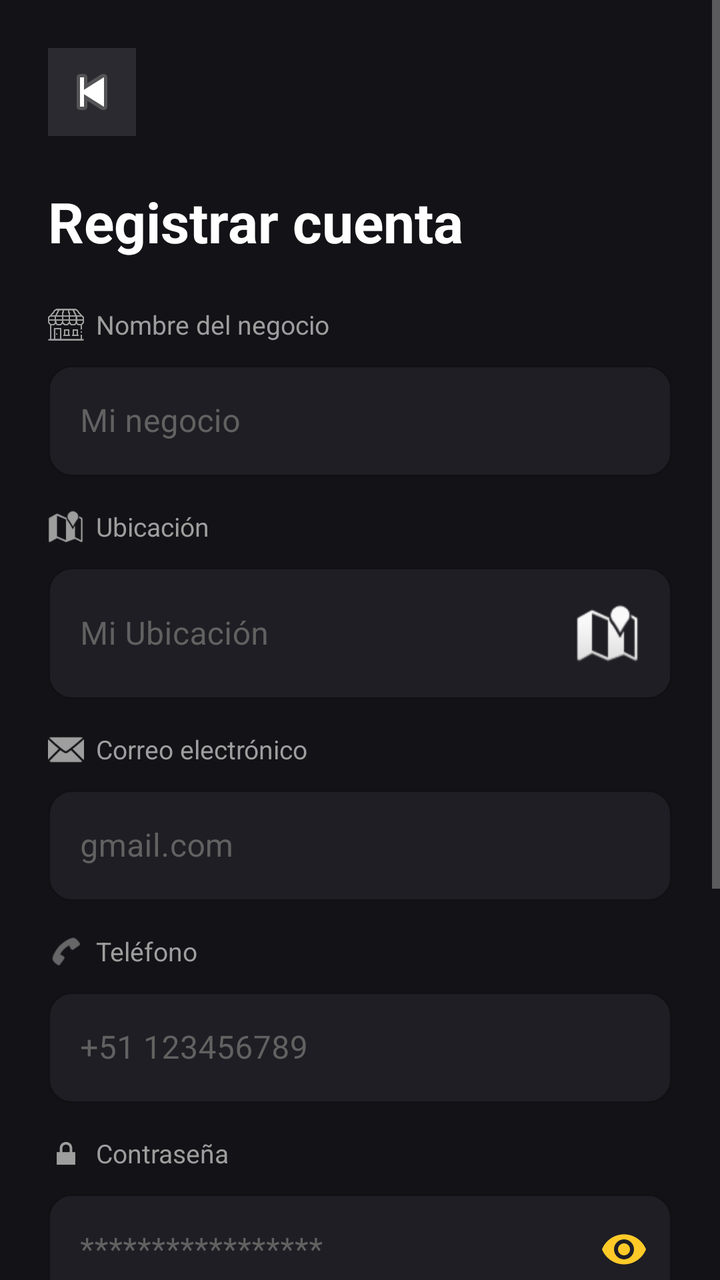
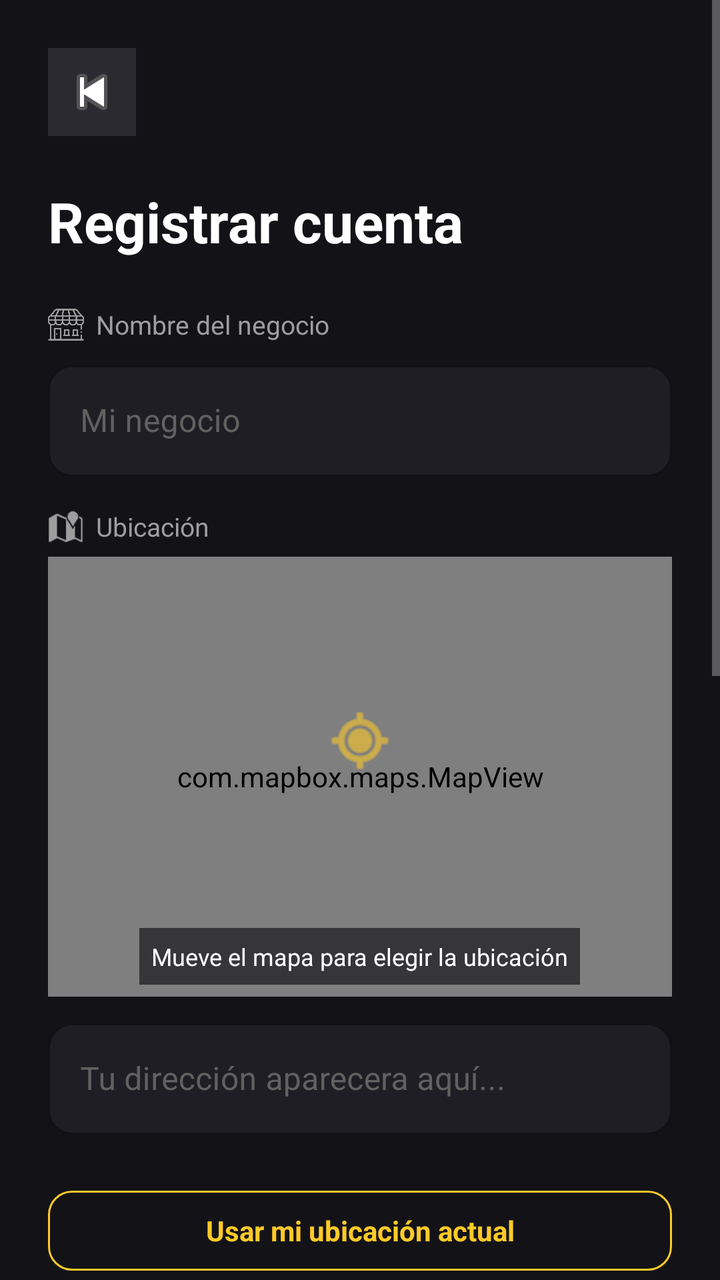

Compare the two renders of this Android layout. The source of the first and the diff that turns it into the second are given below.
<!-- AndroidManifest.xml: application theme Theme.DonappAccess -->
<!-- res/layout/fragment_register_seller.xml -->
<?xml version="1.0" encoding="utf-8"?>
<ScrollView xmlns:android="http://schemas.android.com/apk/res/android"
    xmlns:app="http://schemas.android.com/apk/res-auto"
    android:layout_width="match_parent"
    android:layout_height="match_parent"
    android:fillViewport="true"
    android:background="@color/donapp_bg"
    xmlns:tools="http://schemas.android.com/tools"
    >


    <LinearLayout
        android:layout_width="match_parent"
        android:layout_height="wrap_content"
        android:orientation="vertical"
        android:padding="24dp">

        <ImageButton
            android:id="@+id/btnBack"
            android:layout_width="44dp"
            android:layout_height="44dp"
            android:background="@color/donapp_surface"
            android:contentDescription="Volver atrás"
            android:padding="10dp"
            android:src="@android:drawable/ic_media_previous"
            tools:ignore="TouchTargetSizeCheck" />


        <Space
            android:layout_width="match_parent"
            android:layout_height="24dp"/>

        <TextView
            android:layout_width="wrap_content"
            android:layout_height="wrap_content"
            android:text="Registrar cuenta"
            android:textColor="@color/donapp_text_primary"
            android:textSize="28sp"
            android:textStyle="bold"/>

        <Space
            android:layout_width="match_parent"
            android:layout_height="24dp"/>

        <LinearLayout
            android:layout_width="match_parent"
            android:layout_height="wrap_content"
            android:orientation="horizontal"
            android:gravity="center_vertical"
            android:layout_marginBottom="6dp">


            <ImageView
                android:layout_width="18dp"
                android:layout_height="18dp"
                android:src="@drawable/ic_menu_seller"
                app:tint="@color/donapp_text_secondary"
                android:contentDescription="Ícono Negocio"/>

            <TextView
                android:layout_width="wrap_content"
                android:layout_height="wrap_content"
                android:text="Nombre del negocio"
                android:textColor="@color/donapp_text_secondary"
                android:textSize="13sp"
                android:layout_marginStart="6dp"/>

        </LinearLayout>

        <com.google.android.material.textfield.TextInputLayout
            android:id="@+id/tilNombreNegocio"
            android:layout_width="match_parent"
            android:layout_height="wrap_content">

            <com.google.android.material.textfield.TextInputEditText
                android:id="@+id/etNombreNegocio"
                android:layout_width="match_parent"
                android:layout_height="wrap_content"
                android:hint="Mi negocio"
                android:textColor="@color/donapp_text_primary"
                android:textColorHint="@color/donapp_text_hint"
                android:inputType="textPersonName"
                android:imeOptions="actionNext"/>


        </com.google.android.material.textfield.TextInputLayout>


        <Space android:layout_height="16dp" android:layout_width="match_parent"/>

        <LinearLayout
            android:layout_width="match_parent"
            android:layout_height="wrap_content"
            android:orientation="horizontal"
            android:layout_gravity="center_vertical"
            android:layout_marginBottom="6dp">

            <ImageView
                android:layout_width="18dp"
                android:layout_height="18dp"
                android:src="@android:drawable/ic_dialog_map"
                android:contentDescription="Ícono Ubicacion"
                app:tint="@color/donapp_text_secondary" />

            <TextView
                android:layout_width="wrap_content"
                android:layout_height="wrap_content"
                android:text="Ubicación"
                android:textColor="@color/donapp_text_secondary"
                android:textSize="13sp"
                android:layout_marginStart="6dp"/>

        </LinearLayout>


        <com.google.android.material.textfield.TextInputLayout
            android:id="@+id/tilUbicacion"
            android:layout_width="match_parent"
            android:layout_height="wrap_content">



            <com.google.android.material.textfield.TextInputEditText
                android:id="@+id/etUbicacion"
                android:layout_width="match_parent"
                android:layout_height="wrap_content"
                android:hint="Mi Ubicación"
                android:drawableEnd="@android:drawable/ic_dialog_map"
                android:textColor="@color/donapp_text_primary"
                android:textColorHint="@color/donapp_text_hint"
                android:inputType="textPersonName"
                android:imeOptions="actionNext"/>

        </com.google.android.material.textfield.TextInputLayout>

        <Space android:layout_height="16dp" android:layout_width="match_parent"/>

        <LinearLayout
            android:layout_width="match_parent"
            android:layout_height="wrap_content"
            android:orientation="horizontal"
            android:gravity="center_vertical"
            android:layout_marginBottom="6dp">

            <ImageView
                android:layout_width="18dp"
                android:layout_height="18dp"
                android:src="@android:drawable/ic_dialog_email"
                android:contentDescription="Ícono correo"
                app:tint="@color/donapp_text_secondary" />

            <TextView
                android:layout_width="wrap_content"
                android:layout_height="wrap_content"
                android:text="Correo electrónico"
                android:textColor="@color/donapp_text_secondary"
                android:textSize="13sp"
                android:layout_marginStart="6dp"/>


        </LinearLayout>

        <com.google.android.material.textfield.TextInputLayout
            android:id="@+id/tilCorreo"
            style="@style/Widget.DonappAccess.TextInputLayout"
            android:layout_width="match_parent"
            android:layout_height="wrap_content">

            <com.google.android.material.textfield.TextInputEditText
                android:id="@+id/etCorreo"
                android:layout_width="match_parent"
                android:layout_height="wrap_content"
                android:hint="gmail.com"
                android:textColor="@color/donapp_text_primary"
                android:inputType="textEmailAddress"
                android:imeOptions="actionNext"/>
        </com.google.android.material.textfield.TextInputLayout>

        <Space android:layout_height="16dp" android:layout_width="match_parent"/>


        

        <LinearLayout
            android:layout_width="match_parent"
            android:layout_height="wrap_content"
            android:orientation="horizontal"
            android:layout_marginBottom="6dp">


            <ImageView
                android:layout_width="18dp"
                android:layout_height="18dp"
                android:src="@android:drawable/ic_menu_call"
                app:tint="@color/donapp_text_secondary"
                android:contentDescription="Ícono teléfono"/>

            <TextView
                android:layout_width="match_parent"
                android:layout_height="match_parent"
                android:text="Teléfono"
                android:textColor="@color/donapp_text_secondary"
                android:textSize="13sp"
                android:layout_marginStart="6dp"/>

        </LinearLayout>

        <com.google.android.material.textfield.TextInputLayout
            android:id="@+id/tilTelefono"
            style="@style/Widget.DonappAccess.TextInputLayout"
            android:layout_width="match_parent"
            android:layout_height="wrap_content">

            <com.google.android.material.textfield.TextInputEditText
                android:id="@+id/etTelefono"
                android:layout_width="match_parent"
                android:layout_height="wrap_content"
                android:hint="+51 123456789"
                android:textColor="@color/donapp_text_primary"
                android:textColorHint="@color/donapp_text_hint"
                android:inputType="phone"
                android:imeOptions="actionNext"/>
        </com.google.android.material.textfield.TextInputLayout>

        <Space android:layout_height="16dp" android:layout_width="match_parent"/>

        

        <LinearLayout
            android:layout_width="match_parent"
            android:layout_height="wrap_content"
            android:orientation="horizontal"
            android:gravity="center_vertical"
            android:layout_marginBottom="6dp">

            <ImageView
                android:layout_width="18dp"
                android:layout_height="18dp"
                android:src="@android:drawable/ic_lock_lock"
                app:tint="@color/donapp_text_secondary"
                android:contentDescription="Ícono contraseña"/>

            <TextView
                android:layout_width="wrap_content"
                android:layout_height="wrap_content"
                android:text="Contraseña"
                android:textColor="@color/donapp_text_secondary"
                android:textSize="13sp"
                android:layout_marginStart="6dp"/>

        </LinearLayout>

        <com.google.android.material.textfield.TextInputLayout
            android:id="@+id/tilConfirmPassword"
            android:layout_width="match_parent"
            android:layout_height="wrap_content"
            app:endIconMode="password_toggle"
            app:endIconTint="@color/donapp_primary">


            <com.google.android.material.textfield.TextInputEditText
                android:id="@+id/etConfirmPassword"
                android:layout_width="match_parent"
                android:layout_height="wrap_content"
                android:hint="*****************"
                android:textColor="@color/donapp_primary"
                android:textColorHint="@color/donapp_text_secondary"
                android:inputType="textPassword"
                android:imeOptions="actionDone"/>
        </com.google.android.material.textfield.TextInputLayout>

        <Space android:layout_height="16dp" android:layout_width="match_parent"/>

        <LinearLayout
            android:layout_width="match_parent"
            android:layout_height="wrap_content"
            android:orientation="horizontal"
            android:gravity="center_vertical"
            android:layout_marginBottom="6dp">

            <ImageView
                android:layout_width="18dp"
                android:layout_height="18dp"
                android:src="@android:drawable/ic_lock_lock"
                app:tint="@color/donapp_text_secondary"
                android:contentDescription="Ícono contraseña"/>

            <TextView
                android:layout_width="wrap_content"
                android:layout_height="wrap_content"
                android:text="Confirmar contraseña"
                android:textColor="@color/donapp_text_secondary"
                android:textSize="13sp"
                android:layout_marginStart="6dp"/>

        </LinearLayout>

        <com.google.android.material.textfield.TextInputLayout
            android:id="@+id/tilPassword"
            android:layout_width="match_parent"
            android:layout_height="wrap_content"
            app:endIconMode="password_toggle"
            app:endIconTint="@color/donapp_primary">


            <com.google.android.material.textfield.TextInputEditText
                android:id="@+id/etPassword"
                android:layout_width="match_parent"
                android:layout_height="wrap_content"
                android:hint="*****************"
                android:textColor="@color/donapp_primary"
                android:textColorHint="@color/donapp_text_secondary"
                android:inputType="textPassword"
                android:imeOptions="actionDone"/>
        </com.google.android.material.textfield.TextInputLayout>

        <Space android:layout_height="16dp" android:layout_width="match_parent"/>

        
        <com.google.android.material.button.MaterialButton
            android:id="@+id/btnCrearCuenta"
            android:layout_width="match_parent"
            android:layout_height="56dp"
            android:text="Crear Cuenta"
            android:textColor="@color/donapp_bg"
            android:textSize="16sp"
            android:textStyle="bold"
            app:backgroundTint="@color/donapp_primary"
            app:cornerRadius="12dp"/>

        

        <LinearLayout
            android:layout_width="match_parent"
            android:layout_height="wrap_content"
            android:orientation="horizontal">

            <CheckBox
                android:id="@+id/cbTerminos"
                android:layout_width="wrap_content"
                android:layout_height="wrap_content"
                android:buttonTint="@color/donapp_primary"/>


            <TextView
                android:layout_width="wrap_content"
                android:layout_height="wrap_content"
                android:text="Aceptas nuestros"
                android:textColor="@color/donapp_text_secondary"
                android:textSize="11sp"/>


            <TextView
                android:id="@+id/tvTerminosLink"
                android:layout_width="wrap_content"
                android:layout_height="wrap_content"
                android:layout_marginStart="5dp"
                android:clickable="true"
                android:focusable="true"
                android:minHeight="48dp"
                android:text="Términos de servicio / Política de privacidad"
                android:textColor="@color/donapp_primary"
                android:textSize="11sp" />

        </LinearLayout>

        <Space android:layout_height="24dp" android:layout_width="match_parent"/>

    </LinearLayout>

</ScrollView>
<!-- resources referenced by this layout -->
<resources>
  <color name="donapp_bg">#131317</color>
  <color name="donapp_primary">#FFCA28</color>
  <color name="donapp_surface">#2A2A30</color>
  <color name="donapp_text_hint">#616161</color>
  <color name="donapp_text_primary">#FFFFFF</color>
  <color name="donapp_text_secondary">#9E9E9E</color>
  <!-- drawable ic_menu_seller: png bitmap (drawable, 23100 bytes) -->
  <style name="Widget.DonappAccess.TextInputLayout" parent="Widget.MaterialComponents.TextInputLayout.OutlinedBox">
          <item name="boxBackgroundColor">@color/donapp_input_bg</item>
          <item name="boxStrokeColor">@color/donapp_input_stroke</item>
          <item name="boxStrokeWidth">1dp</item>
          <item name="boxCornerRadiusTopStart">12dp</item>
          <item name="boxCornerRadiusTopEnd">12dp</item>
          <item name="boxCornerRadiusBottomStart">12dp</item>
          <item name="boxCornerRadiusBottomEnd">12dp</item>
          <item name="hintTextColor">@color/donapp_text_hint</item>
          <item name="android:textColorHint">@color/donapp_text_hint</item>
      </style>
  <style name="Theme.DonappAccess" parent="Theme.MaterialComponents.DayNight.NoActionBar">
  
          
          <item name="colorPrimary">@color/donapp_primary</item>
          <item name="colorPrimaryDark">@color/donapp_primary_dark</item>
          <item name="colorAccent">@color/donapp_secondary</item>
  
          
          <item name="android:windowBackground">@color/donapp_bg</item>
          <item name="android:colorBackground">@color/donapp_bg</item>
          <item name="colorSurface">@color/donapp_surface</item>
  
          
          <item name="android:textColorPrimary">@color/donapp_text_primary</item>
          <item name="android:textColorSecondary">@color/donapp_text_secondary</item>
          <item name="android:textColorHint">@color/donapp_text_hint</item>
  
          
          <item name="android:statusBarColor">@color/donapp_bg</item>
          <item name="android:windowLightStatusBar">false</item>
  
          
          <item name="android:navigationBarColor">@color/donapp_bg</item>
  
          
          <item name="textInputStyle">@style/Widget.DonappAccess.TextInputLayout</item>
  
          
          <item name="materialButtonStyle">@style/Widget.DonappAccess.Button</item>
  
      </style>
  <color name="donapp_input_bg">#1E1E24</color>
  <color name="donapp_input_stroke">#3A3A42</color>
  <color name="donapp_primary_dark">#F5B800</color>
  <color name="donapp_secondary">#FF7700</color>
  <style name="Widget.DonappAccess.Button" parent="Widget.MaterialComponents.Button">
          <item name="backgroundTint">@color/donapp_primary</item>
          <item name="android:textColor">@color/donapp_bg</item>
          <item name="android:textStyle">bold</item>
          <item name="android:textSize">16sp</item>
          <item name="cornerRadius">12dp</item>
          <item name="android:paddingTop">14dp</item>
          <item name="android:paddingBottom">14dp</item>
      </style>
</resources>

<!-- the commit's change to res/layout/fragment_register_seller.xml (unified diff, before → after) -->
@@ -88,6 +88,9 @@
 
         <Space android:layout_height="16dp" android:layout_width="match_parent"/>
 
+
+        
+
         <LinearLayout
             android:layout_width="match_parent"
             android:layout_height="wrap_content"
@@ -112,11 +115,52 @@
 
         </LinearLayout>
 
-
+        
+
+        <FrameLayout
+            android:layout_width="match_parent"
+            android:layout_height="220dp"
+            android:layout_marginBottom="8dp">
+
+            <com.mapbox.maps.MapView
+                android:id="@+id/mapView"
+                android:layout_width="match_parent"
+                android:layout_height="match_parent"
+                app:mapbox_cameraZoom="15.0"/>
+
+            
+            <ImageView
+                android:id="@+id/ivPin"
+                android:layout_width="36dp"
+                android:layout_height="36dp"
+                android:src="@android:drawable/ic_menu_mylocation"
+                android:layout_gravity="center"
+                android:translationY="-18dp"
+                app:tint="@color/donapp_primary"
+                android:contentDescription="PIN DE UBICACIÓN"/>
+
+            
+            <TextView
+                android:id="@+id/tvMapStatus"
+                android:layout_width="wrap_content"
+                android:layout_height="wrap_content"
+                android:text="Mueve el mapa para elegir la ubicación"
+                android:textColor="@color/donapp_text_primary"
+                android:textSize="12sp"
+                android:background="#AA131317"
+                android:padding="6dp"
+                android:layout_gravity="bottom|center_horizontal"
+                android:layout_marginBottom="6dp"/>
+
+        </FrameLayout>
+
+        
         <com.google.android.material.textfield.TextInputLayout
             android:id="@+id/tilUbicacion"
-            android:layout_width="match_parent"
-            android:layout_height="wrap_content">
+            style="@style/Widget.DonappAccess.TextInputLayout"
+            android:layout_width="match_parent"
+            android:layout_height="wrap_content"
+            android:layout_marginBottom="16dp">
 
 
 
@@ -124,14 +168,27 @@
                 android:id="@+id/etUbicacion"
                 android:layout_width="match_parent"
                 android:layout_height="wrap_content"
-                android:hint="Mi Ubicación"
-                android:drawableEnd="@android:drawable/ic_dialog_map"
+                android:hint="Tu dirección aparecera aquí..."
                 android:textColor="@color/donapp_text_primary"
                 android:textColorHint="@color/donapp_text_hint"
-                android:inputType="textPersonName"
-                android:imeOptions="actionNext"/>
-
-        </com.google.android.material.textfield.TextInputLayout>
+                android:inputType="none"
+                android:focusable="false"
+                android:clickable="false"/>
+
+        </com.google.android.material.textfield.TextInputLayout>
+
+        <com.google.android.material.button.MaterialButton
+            android:id="@+id/btnUsarUbicacion"
+            style="@style/Widget.Material3.Button.OutlinedButton"
+            android:text="Usar mi ubicación actual"
+            android:textColor="@color/donapp_primary"
+            android:textSize="14sp"
+            app:strokeColor="@color/donapp_primary"
+            app:strokeWidth="1dp"
+            app:cornerRadius="12dp"
+            android:layout_marginTop="8dp"
+            android:layout_width="match_parent"
+            android:layout_height="48dp"/>
 
         <Space android:layout_height="16dp" android:layout_width="match_parent"/>
 
